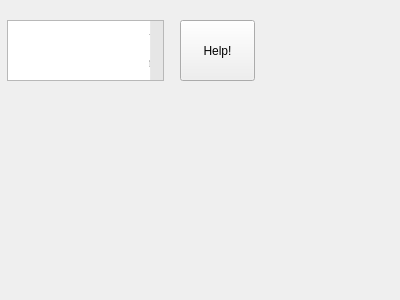
First picture: the form in helpothers.ui, repository abcdelf/Poke-1, before the edit.
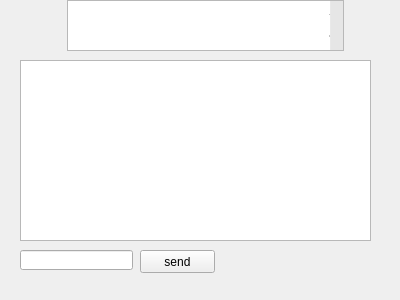
Second picture: the form after the edit.

```diff
--- a/helpothers.ui
+++ b/helpothers.ui
@@ -16,10 +16,10 @@
   <widget class="QPlainTextEdit" name="id">
    <property name="geometry">
     <rect>
-     <x>-30</x>
-     <y>20</y>
-     <width>231</width>
-     <height>61</height>
+     <x>30</x>
+     <y>0</y>
+     <width>351</width>
+     <height>51</height>
     </rect>
    </property>
    <property name="styleSheet">
@@ -33,16 +33,49 @@
   <widget class="QPushButton" name="gohelp">
    <property name="geometry">
     <rect>
-     <x>180</x>
-     <y>20</y>
-     <width>75</width>
-     <height>61</height>
+     <x>170</x>
+     <y>60</y>
+     <width>81</width>
+     <height>41</height>
     </rect>
    </property>
    <property name="text">
     <string>Help!</string>
    </property>
   </widget>
+  <widget class="QLineEdit" name="command">
+   <property name="geometry">
+    <rect>
+     <x>20</x>
+     <y>250</y>
+     <width>113</width>
+     <height>20</height>
+    </rect>
+   </property>
+  </widget>
+  <widget class="QPushButton" name="send">
+   <property name="geometry">
+    <rect>
+     <x>140</x>
+     <y>250</y>
+     <width>75</width>
+     <height>23</height>
+    </rect>
+   </property>
+   <property name="text">
+    <string>send</string>
+   </property>
+  </widget>
+  <widget class="QTextEdit" name="reply">
+   <property name="geometry">
+    <rect>
+     <x>20</x>
+     <y>60</y>
+     <width>351</width>
+     <height>181</height>
+    </rect>
+   </property>
+  </widget>
  </widget>
  <resources/>
  <connections/>
```
